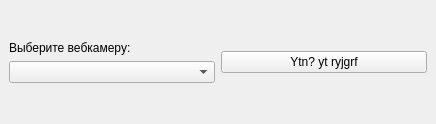
Before: the Qt Designer form mainwindow.ui in Ctrl-Alt-Detect/desktop, drawn with Qt 5.
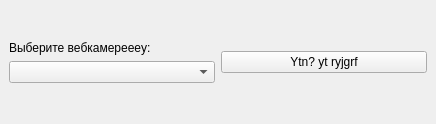
After: the same form once the commit is applied.

```diff
--- a/mainwindow.ui
+++ b/mainwindow.ui
@@ -33,7 +33,7 @@
       <item>
        <widget class="QLabel" name="label">
         <property name="text">
-         <string>Выберите вебкамеру:</string>
+         <string>Выберите вебкамерeeeу:</string>
         </property>
        </widget>
       </item>
```
